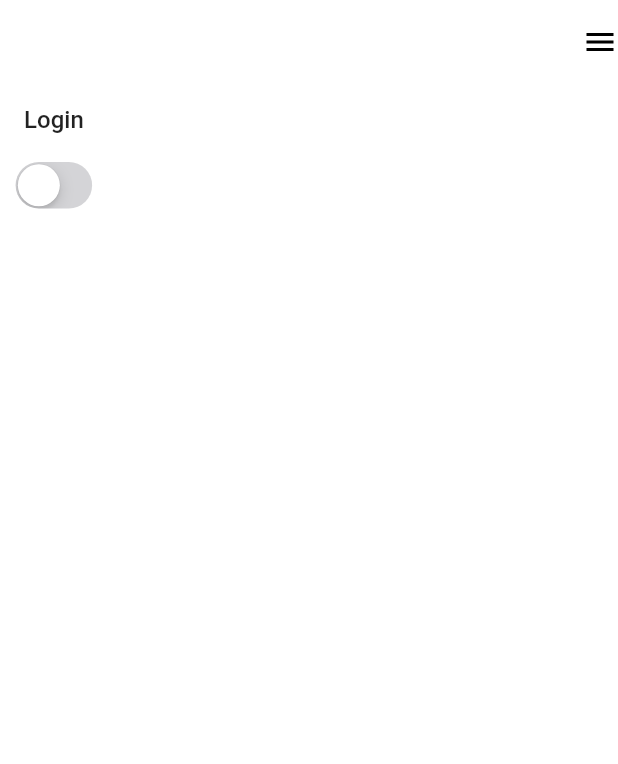
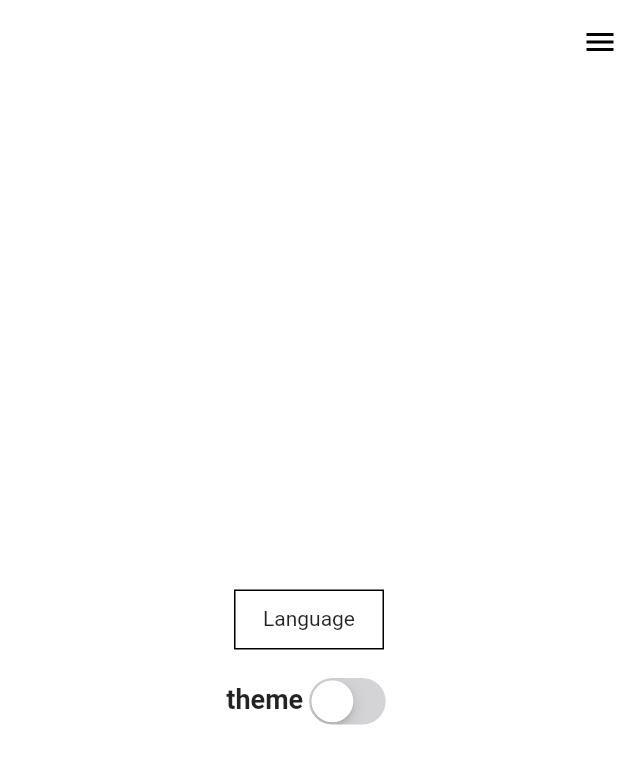
Before and after one commit to viphoamt/flutter-getx-template, a Flutter app: the screen it shows after launch, on a phone screen of 412 x 824 dp. Shown: the top 764 px of the screen. Run offline on Flutter 3.47's test engine with Material 2 defaults, Android fonts, the phone set to English and light mode, and no system bars; our stand-ins replace cookie_jar, dio, dio_cookie_manager, flutter_dotenv, flutter_easyloading, flutter_svg and 2 more.

Commit message:
fix theme app

```diff
--- a/lib/commons/constant/colors.dart
+++ b/lib/commons/constant/colors.dart
@@ -5,11 +5,16 @@ class ColorConstants {
 
   static const Color transparent = Colors.transparent;
   static final Color iconColor = Colors.blueAccent.shade200;
-  static const Color lightPrimaryVariantColor = Color(0xFF546E7A);
-  static const Color lightSecondaryColor = Colors.green;
   static const Color darkPrimaryColor = Colors.black;
 
   static const Color lightPrimaryColor = Colors.white;
 
   static const bodyText = Color(0xff2C3653);
+
+  static const title = lightPrimaryColor;
+  static const inactiveText = Color(0xff898995);
+  static const correctText = Color(0xff169E55);
+  static const error = Color(0xffF73535);
+  static const placeholderText = Color(0xff455465);
+  static const focusedText = Color(0xff4A52BF);
 }
--- /dev/null
+++ b/lib/commons/langs/en_US.dart
@@ -0,0 +1,8 @@
+const Map<String, String> en = {
+  'hello': 'Hello',
+  'language': 'Language',
+  'english': 'English',
+  'vietnamese': 'Vietnamese',
+  'light': 'Light',
+  'dark': 'Dark'
+};
--- /dev/null
+++ b/lib/commons/langs/localization_service.dart
@@ -0,0 +1,52 @@
+import 'dart:collection';
+import 'dart:ui';
+
+import 'package:flutter_getx_base/commons/langs/en_US.dart';
+import 'package:flutter_getx_base/commons/langs/vi_VN.dart';
+import 'package:get/get.dart';
+
+class LocalizationService extends Translations {
+  // locale will be get each when new open app (sub Belongs to the locale system or you can cache the locale that the user has installed and put it here)
+  static final locale = _getLocaleFromLanguage();
+
+  // fallbackLocale is the default locale if the locale set is not in the Locale support
+  static final fallbackLocale = Locale('en', 'US');
+
+  // language code of supported locales
+  static final langCodes = [
+    'en',
+    'vi',
+  ];
+
+  // Locales are supported
+  static final locales = [
+    Locale('en', 'US'),
+    Locale('vi', 'VN'),
+  ];
+
+  // Map of supported languages comes with that lang's code: this is used to dump data into the DropdownButton and set the language without caring about the system's language.
+  static final langs = Map<String, String>.from({
+    'en': 'English',
+    'vi': 'Tiếng Việt',
+  });
+
+  // function change language if you don't want to depend on system locale
+  static void changeLocale(String? langCode) {
+    final locale = _getLocaleFromLanguage(langCode: langCode);
+    Get.updateLocale(locale!);
+  }
+
+  @override
+  Map<String, Map<String, String>> get keys => {
+        'en_US': en,
+        'vi_VN': vi,
+      };
+
+  static Locale? _getLocaleFromLanguage({String? langCode}) {
+    final lang = langCode ?? Get.deviceLocale?.languageCode;
+    for (int i = 0; i < langCodes.length; i++) {
+      if (lang == langCodes[i]) return locales[i];
+    }
+    return Get.locale;
+  }
+}
--- /dev/null
+++ b/lib/commons/langs/vi_VN.dart
@@ -0,0 +1,8 @@
+const Map<String, String> vi = {
+  'hello': 'Xin chào',
+  'language': 'Ngôn ngữ',
+  'english': 'Tiếng Anh',
+  'vietnamese': 'Tiếng Việt',
+  'light': 'Sáng',
+  'dark': 'Tối'
+};
--- a/lib/commons/theme/custom_theme.dart
+++ b/lib/commons/theme/custom_theme.dart
@@ -3,40 +3,34 @@ import 'package:flutter_getx_base/commons/constant/colors.dart';
 
 class CustomTheme {
   static ThemeData get darkTheme {
-    return ThemeData(
+    return ThemeData.dark().copyWith(
       scaffoldBackgroundColor: ColorConstants.darkPrimaryColor,
       appBarTheme: const AppBarTheme(
-        titleTextStyle: TextStyle(
-          color: ColorConstants.lightPrimaryColor,
-          fontFamily: 'Roboto',
-          fontWeight: FontWeight.bold,
-          fontSize: 26,
-        ),
-        color: ColorConstants.lightPrimaryVariantColor,
+        color: ColorConstants.darkPrimaryColor,
         iconTheme: IconThemeData(color: ColorConstants.darkPrimaryColor),
       ),
       colorScheme: const ColorScheme.light(
         primary: ColorConstants.darkPrimaryColor,
-        secondary: ColorConstants.lightSecondaryColor,
+        secondary: ColorConstants.darkPrimaryColor,
       ),
       iconTheme: const IconThemeData(
         color: ColorConstants.lightPrimaryColor,
       ),
       textTheme: _buildTextTheme(ThemeData.dark()),
-      backgroundColor: ColorConstants.darkPrimaryColor,
+      backgroundColor: ColorConstants.lightPrimaryColor,
       dividerTheme: const DividerThemeData(color: Colors.black12),
     );
   }
 
   static ThemeData get lightTheme {
-    return ThemeData(
+    return ThemeData.light().copyWith(
       scaffoldBackgroundColor: ColorConstants.lightPrimaryColor,
       appBarTheme: const AppBarTheme(
         color: ColorConstants.lightPrimaryColor,
         iconTheme: IconThemeData(color: ColorConstants.lightPrimaryColor),
       ),
       colorScheme: const ColorScheme.dark(
-        primary: ColorConstants.darkPrimaryColor,
+        primary: ColorConstants.lightPrimaryColor,
         secondary: ColorConstants.darkPrimaryColor,
       ),
       iconTheme: const IconThemeData(
--- /dev/null
+++ b/lib/commons/utils/styles/app_text_style.dart
@@ -0,0 +1,87 @@
+import 'package:flutter/material.dart';
+import 'package:flutter_getx_base/commons/constant/colors.dart';
+
+class AppTextStyle extends TextStyle {
+  const AppTextStyle({
+    double fontSize = 14,
+    Color? color,
+    FontWeight fontWeight = FontWeight.w400,
+    FontStyle fontStyle = FontStyle.normal,
+    double height = 1,
+    TextDecoration? decoration,
+  }) : super(
+          fontFamily: 'Roboto',
+          fontSize: fontSize,
+          color: color,
+          fontWeight: fontWeight,
+          fontStyle: fontStyle,
+          height: height,
+          decoration: decoration,
+        );
+
+  const AppTextStyle.inactive({
+    double fontSize = 14,
+    double height = 1,
+    FontWeight fontWeight = FontWeight.w400,
+  }) : this(
+          fontSize: fontSize,
+          fontWeight: fontWeight,
+          color: ColorConstants.inactiveText,
+          height: height,
+        );
+
+  const AppTextStyle.correct({double fontSize = 12})
+      : this(
+          fontSize: fontSize,
+          fontWeight: FontWeight.w400,
+          color: ColorConstants.correctText,
+        );
+
+  const AppTextStyle.error({
+    double fontSize = 12,
+    FontWeight fontWeight = FontWeight.w400,
+  }) : this(
+          fontSize: fontSize,
+          fontWeight: fontWeight,
+          color: ColorConstants.error,
+        );
+
+  const AppTextStyle.white({
+    double fontSize = 12,
+    fontWeight = FontWeight.w600,
+    height = 1.0,
+  }) : this(
+          fontSize: fontSize,
+          fontWeight: fontWeight,
+          color: Colors.white,
+          height: height,
+        );
+
+  const AppTextStyle.title({
+    double fontSize = 16,
+    fontWeight = FontWeight.w600,
+    Color color = ColorConstants.title,
+  }) : this(
+          fontSize: fontSize,
+          fontWeight: fontWeight,
+          color: color,
+        );
+
+  const AppTextStyle.bodyText({
+    double fontSize = 12,
+    fontWeight = FontWeight.w600,
+  }) : this(
+          fontSize: fontSize,
+          fontWeight: fontWeight,
+          color: ColorConstants.bodyText,
+        );
+
+  const AppTextStyle.placeholderText({
+    double fontSize = 12,
+    fontWeight = FontWeight.w600,
+  }) : this(
+          fontSize: fontSize,
+          fontWeight: fontWeight,
+          color: ColorConstants.placeholderText,
+        );
+}
--- a/lib/commons/utils/styles/text_styles_app.dart
+++ /dev/null
@@ -1,31 +0,0 @@
-import 'package:flutter/material.dart';
-import 'package:get/get.dart';
-
-class TextStyleApp {
-  TextStyleApp._();
-
-  static TextStyle? bodyText1({
-    double? fontSize,
-    Color? color,
-    FontWeight? fontWeight,
-  }) =>
-      Theme.of(Get.context!).textTheme.bodyText1?.copyWith(
-            fontFamily: 'Roboto',
-            fontSize: fontSize,
-            color: color,
-            fontWeight: fontWeight,
-          );
-
-  static TextStyle? bodyText2(
-    BuildContext context, {
-    double? fontSize,
-    Color? color,
-    FontWeight? fontWeight,
-  }) =>
-      Theme.of(context).textTheme.bodyText2?.copyWith(
-            fontFamily: 'Roboto',
-            fontSize: fontSize,
-            color: color,
-            fontWeight: fontWeight,
-          );
-}
--- a/lib/core/controllers/language_controller.dart
+++ b/lib/core/controllers/language_controller.dart
@@ -1,3 +1,20 @@
+import 'package:flutter_getx_base/commons/langs/localization_service.dart';
 import 'package:get/get.dart';
 
-class LanguageController extends GetxController {}
+class LanguageController extends GetxController {
+  static LanguageController get to => Get.find();
+  final languageCode = 'English'.obs;
+
+  LanguageController(){
+    // languageCode.value = LocalizationService.locale?.languageCode ?? '';
+  }
+
+  void changeLocale(String? value) {
+    print('$value');
+    if (value != null) {
+      languageCode.value = value;
+      LocalizationService.changeLocale(value);
+      update();
+    }
+  }
+}
--- a/lib/core/controllers/theme_controller.dart
+++ b/lib/core/controllers/theme_controller.dart
@@ -5,16 +5,16 @@ import 'package:get/get.dart';
 
 class ThemeController extends GetxController {
   static ThemeController get to => Get.find();
-  final theme = 'system'.obs;
+  final _theme = 'system'.obs;
   final prefs = PreferenceManagerImpl();
   late ThemeMode _themeMode;
 
   ThemeMode get themeMode => _themeMode;
 
-  String get currentTheme => theme.value;
+  String get currentTheme => _theme.value;
 
   Future<void> setThemeMode(String value) async {
-    theme.value = value;
+    _theme.value = value;
     _themeMode = getThemeModeFromString(value);
     Get.changeThemeMode(_themeMode);
     await prefs.setString(AppConstant.themeApp, value);
--- a/lib/futures/auth/login/login_controller.dart
+++ b/lib/futures/auth/login/login_controller.dart
@@ -4,14 +4,8 @@ import 'package:get/get.dart';
 
 class LoginController extends GetxController {
   static LoginController get to => Get.find();
-  RxBool switchValue = false.obs;
 
   final Repository repository = Get.find();
-
-  void changeValue() {
-    switchValue.value = !switchValue.value;
-    update();
-  }
 
   void login() async {
     final result =
--- a/lib/futures/auth/login/login_screen.dart
+++ b/lib/futures/auth/login/login_screen.dart
@@ -1,6 +1,6 @@
 import 'package:flutter/cupertino.dart';
 import 'package:flutter/material.dart';
-import 'package:flutter_getx_base/commons/utils/styles/text_styles_app.dart';
+import 'package:flutter_getx_base/commons/utils/styles/app_text_style.dart';
 import 'package:flutter_getx_base/core/controllers/theme_controller.dart';
 import 'package:flutter_getx_base/futures/auth/login/login_controller.dart';
 import 'package:flutter_getx_base/widgets/icon/leading_icon.dart';
@@ -20,26 +20,48 @@ class LoginScreen extends StatelessWidget {
           color: Colors.black,
         ),
       ],
-      body: Column(
-        crossAxisAlignment: CrossAxisAlignment.center,
+      body: Obx(
+        () => Column(
+          mainAxisAlignment: MainAxisAlignment.center,
           children: [
-          OutlinedButton(
-            onPressed: controller.getWeather,
+            InkWell(
+              onTap: controller.getWeather,
+              child: Container(
+                width: 100,
+                height: 40,
+                decoration: BoxDecoration(
+                  border: Border.all(color: Get.theme.backgroundColor),
+                ),
+                child: Center(
                   child: Text(
-              'Login',
-              style: TextStyleApp.bodyText1(),
+                    'language'.tr,
+                    style: AppTextStyle(),
                   ),
                 ),
-          Obx(
-            () => CupertinoSwitch(
-              value: controller.switchValue.value,
+              ),
+            ),
+            SizedBox(height: 15),
+            Row(
+              mainAxisAlignment: MainAxisAlignment.center,
+              children: [
+                Text(
+                  'theme'.tr,
+                  style: AppTextStyle(
+                    fontSize: 18,
+                    fontWeight: FontWeight.w600,
+                  ),
+                ),
+                CupertinoSwitch(
+                  value: themeController.currentTheme == 'light',
                   onChanged: (value) {
-                controller.changeValue();
+                    themeController.isDarkModeOn;
                     themeController.setThemeMode(value ? 'light' : 'dark');
                   },
                 ),
-          )
               ],
+            ),
+          ],
+        ),
       ),
     );
   }
--- a/lib/main.dart
+++ b/lib/main.dart
@@ -1,10 +1,12 @@
 import 'package:flutter/material.dart';
 import 'package:flutter_easyloading/flutter_easyloading.dart';
 import 'package:flutter_getx_base/bindings/initial_binding.dart';
+import 'package:flutter_getx_base/commons/langs/localization_service.dart';
 import 'package:flutter_getx_base/commons/theme/custom_theme.dart';
 import 'package:flutter_getx_base/configurations/app_configuration_manager.dart';
 import 'package:flutter_getx_base/configurations/environment_configuration_manager.dart';
 import 'package:flutter_getx_base/configurations/environment_type.dart';
+import 'package:flutter_getx_base/core/controllers/language_controller.dart';
 import 'package:flutter_getx_base/core/controllers/theme_controller.dart';
 import 'package:flutter_getx_base/network/api_provider.dart';
 import 'package:flutter_getx_base/route/route_name.dart';
@@ -18,8 +20,9 @@ void main() async {
   );
   final apiProvider = ApiProvider();
   apiProvider.initApiProvider(EnvironmentConfigurationManager
-      .instance.environmentConfiguration.baseUrl);
-  Get.put<ThemeController>(ThemeController());
+      .instance.environmentConfiguration.baseUrl,);
+  Get.lazyPut<ThemeController>(() => ThemeController(), fenix: true);
+  Get.put<LanguageController>(LanguageController());
   runApp(const MyApp());
 }
 
@@ -34,7 +37,10 @@ class MyApp extends StatelessWidget {
       title: 'Flutter Demo',
       theme: CustomTheme.lightTheme,
       darkTheme: CustomTheme.darkTheme,
-      themeMode: ThemeMode.system,
+      themeMode: ThemeMode.light,
+      locale: LocalizationService.locale,
+      fallbackLocale: LocalizationService.fallbackLocale,
+      translations: LocalizationService(),
       getPages: RoutePage.pages,
       initialBinding: InitialBinding(),
       initialRoute: RouteName.login,
```
Lines whose indentation alone changed are shown as unchanged.
